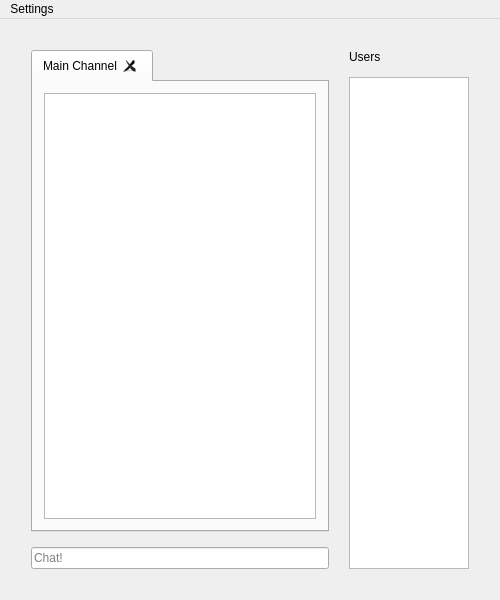
jerrybeanman/4981_Chat, file Chat/ui.ui: the form before one commit.
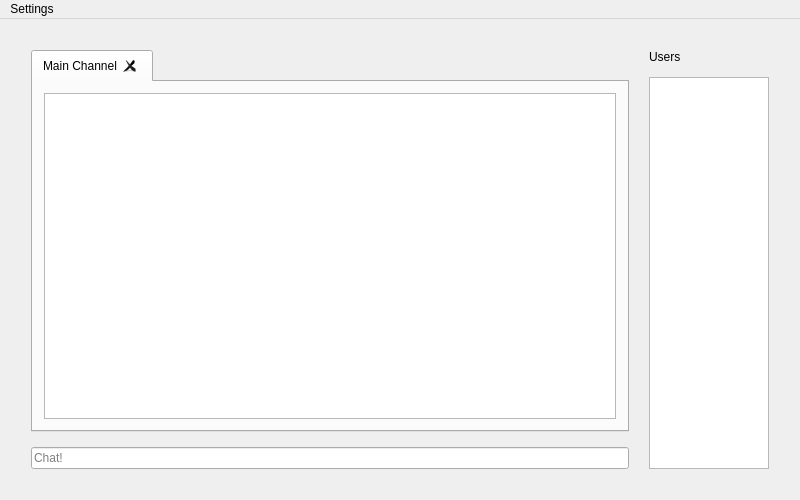
The form after the commit. The open tabs and pages were chosen to show the change.

```diff
--- a/Chat/ui.ui
+++ b/Chat/ui.ui
@@ -6,20 +6,20 @@
    <rect>
     <x>0</x>
     <y>0</y>
-    <width>500</width>
-    <height>600</height>
+    <width>800</width>
+    <height>500</height>
    </rect>
   </property>
   <property name="minimumSize">
    <size>
-    <width>500</width>
-    <height>600</height>
+    <width>800</width>
+    <height>500</height>
    </size>
   </property>
   <property name="maximumSize">
    <size>
-    <width>500</width>
-    <height>600</height>
+    <width>800</width>
+    <height>500</height>
    </size>
   </property>
   <property name="windowTitle">
@@ -150,7 +150,7 @@
              <widget class="QTabWidget" name="tabWidget">
               <property name="maximumSize">
                <size>
-                <width>500</width>
+                <width>800</width>
                 <height>750</height>
                </size>
               </property>
@@ -172,13 +172,16 @@
                  <widget class="QListWidget" name="chatMenu">
                   <property name="maximumSize">
                    <size>
-                    <width>500</width>
-                    <height>750</height>
+                    <width>1000</width>
+                    <height>1200</height>
                    </size>
                   </property>
                   <property name="focusPolicy">
                    <enum>Qt::NoFocus</enum>
                   </property>
+                  <property name="horizontalScrollBarPolicy">
+                   <enum>Qt::ScrollBarAlwaysOff</enum>
+                  </property>
                   <property name="showDropIndicator" stdset="0">
                    <bool>false</bool>
                   </property>
@@ -271,7 +274,7 @@
     <rect>
      <x>0</x>
      <y>0</y>
-     <width>500</width>
+     <width>800</width>
      <height>25</height>
     </rect>
    </property>
```
Left out of the diff: 15 changed lines with no effect on the pictures.
